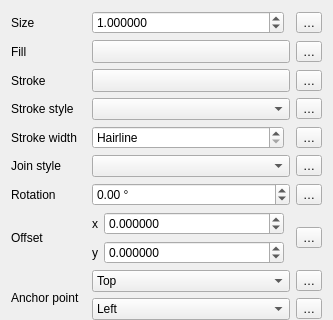
Before: the Qt Designer form src/ui/symbollayer/widget_simplemarker.ui in qgis/QGIS, drawn with Qt 5; both pictures show x 0 to 333 and y 0 to 320 of the 333 by 637 pixel window.
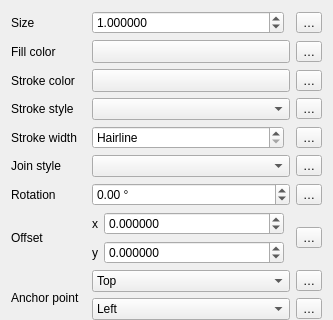
After: the same form once the commit is applied. Custom widgets are drawn as their Qt base class.

The edit to the form file:
```diff
--- a/src/ui/symbollayer/widget_simplemarker.ui
+++ b/src/ui/symbollayer/widget_simplemarker.ui
@@ -86,7 +86,7 @@
       </sizepolicy>
      </property>
      <property name="text">
-      <string>Stroke</string>
+      <string>Stroke color</string>
      </property>
     </widget>
    </item>
@@ -148,7 +148,7 @@
       </sizepolicy>
      </property>
      <property name="text">
-      <string>Fill</string>
+      <string>Fill color</string>
      </property>
     </widget>
    </item>
```
